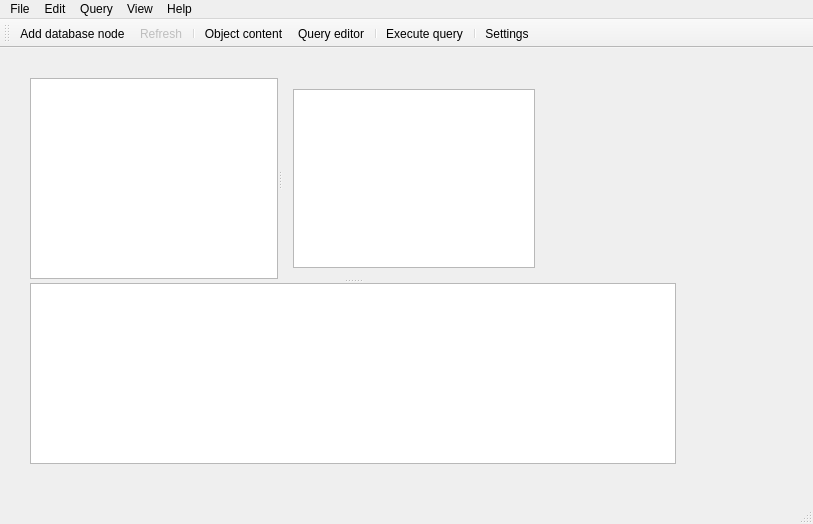
The window that src/mainwindow.ui (parihaaraka/sqt) describes before a commit, drawn with Qt 5.
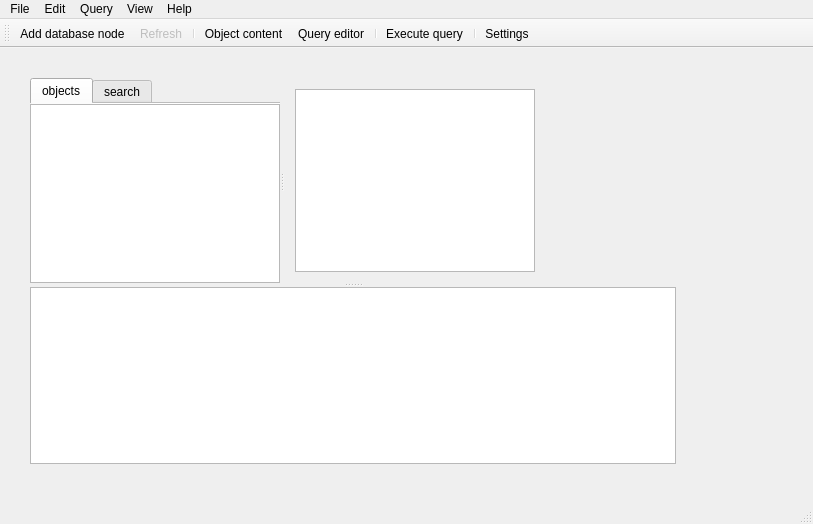
The same window after the commit. Icons and pictures are not drawn.

```diff
--- a/src/mainwindow.ui
+++ b/src/mainwindow.ui
@@ -30,6 +30,31 @@
      <property name="orientation">
       <enum>Qt::Horizontal</enum>
      </property>
+     <widget class="QTabWidget" name="objectsTab">
+      <property name="documentMode">
+       <bool>true</bool>
+      </property>
+      <property name="currentIndex">
+       <number>0</number>
+      </property>
+      <widget class="QWidget" name="objectsPage">
+       <attribute name="title">
+        <string>objects</string>
+       </attribute>
+       <layout class="QVBoxLayout" name="objectsPageLayout">
+        <property name="leftMargin">
+         <number>0</number>
+        </property>
+        <property name="topMargin">
+         <number>0</number>
+        </property>
+        <property name="rightMargin">
+         <number>0</number>
+        </property>
+        <property name="bottomMargin">
+         <number>0</number>
+        </property>
+        <item>
      <widget class="QTreeView" name="objectsView">
       <property name="selectionMode">
        <enum>QAbstractItemView::ExtendedSelection</enum>
@@ -47,6 +72,29 @@
        <bool>false</bool>
       </attribute>
      </widget>
+        </item>
+       </layout>
+      </widget>
+      <widget class="QWidget" name="searchPage">
+       <attribute name="title">
+        <string>search</string>
+       </attribute>
+       <layout class="QVBoxLayout" name="searchPageLayout">
+        <property name="leftMargin">
+         <number>0</number>
+        </property>
+        <property name="topMargin">
+         <number>0</number>
+        </property>
+        <property name="rightMargin">
+         <number>0</number>
+        </property>
+        <property name="bottomMargin">
+         <number>0</number>
+        </property>
+       </layout>
+      </widget>
+     </widget>
      <widget class="QWidget" name="horizontalLayoutWidget">
       <layout class="QHBoxLayout" name="horizontalLayout">
        <property name="spacing">
```
Left out of the diff: 18 changed lines with no effect on the pictures. Lines whose indentation alone changed are shown as unchanged.
